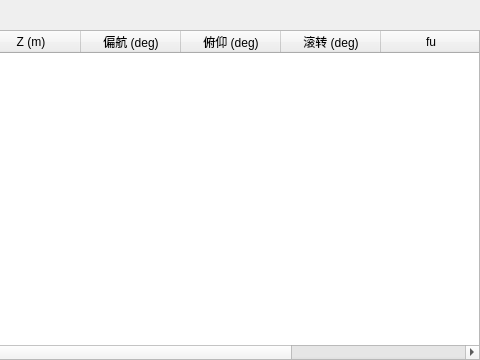
First picture: the form in src/gui/widgets/ReferencePanelWidget.ui, repository guderianXu/plascan, before the edit; both pictures show x 420 to 900 and y 0 to 360 of the 900 by 360 pixel window.
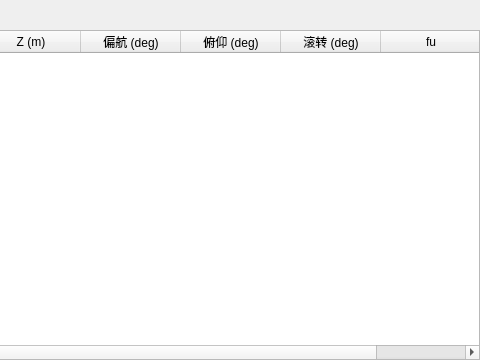
Second picture: the form after the edit.

Patch:
```diff
--- a/src/gui/widgets/ReferencePanelWidget.ui
+++ b/src/gui/widgets/ReferencePanelWidget.ui
@@ -78,15 +78,24 @@
    </item>
    <item>
     <widget class="QTableWidget" name="m_table">
+     <property name="alternatingRowColors">
+      <bool>true</bool>
+     </property>
      <property name="editTriggers">
       <set>QAbstractItemView::NoEditTriggers</set>
      </property>
+     <property name="horizontalScrollMode">
+      <enum>QAbstractItemView::ScrollPerPixel</enum>
+     </property>
      <property name="selectionMode">
       <enum>QAbstractItemView::ExtendedSelection</enum>
      </property>
      <property name="selectionBehavior">
       <enum>QAbstractItemView::SelectRows</enum>
      </property>
+     <property name="wordWrap">
+      <bool>false</bool>
+     </property>
      <column>
       <property name="text">
        <string>影像</string>
```
